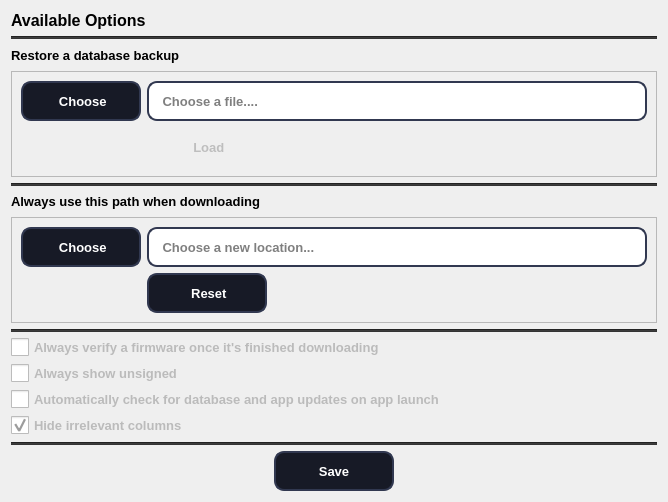
i0nsec/iFirmware-Toolkit, file UI/_config.ui: the form before one commit.
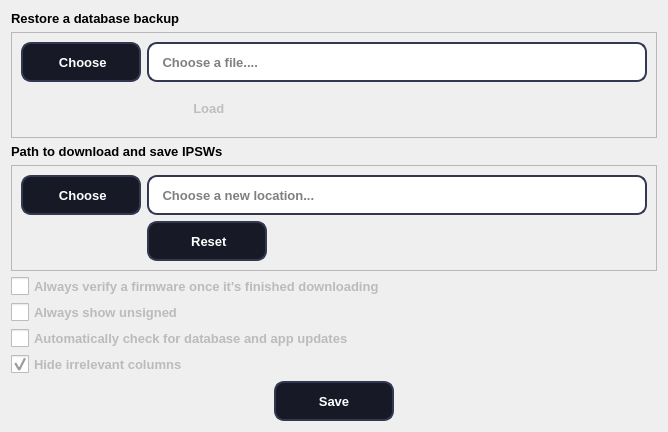
The form after the commit. Icons and pictures are not drawn.

Diff of the .ui file:
```diff
--- a/UI/_config.ui
+++ b/UI/_config.ui
@@ -7,7 +7,7 @@
     <x>0</x>
     <y>0</y>
     <width>664</width>
-    <height>502</height>
+    <height>432</height>
    </rect>
   </property>
   <property name="font">
@@ -29,87 +29,98 @@
 QToolTip { color: #fff; background-color: #000; border: none; }</string>
   </property>
   <layout class="QGridLayout" name="gridLayout_2">
-   <item row="1" column="0">
-    <widget class="Line" name="line_5">
-     <property name="minimumSize">
-      <size>
-       <width>0</width>
-       <height>2</height>
-      </size>
-     </property>
-     <property name="font">
-      <font>
-       <weight>75</weight>
-       <bold>true</bold>
-      </font>
-     </property>
-     <property name="styleSheet">
-      <string notr="true">background-color: rgb(52, 52, 52);</string>
-     </property>
-     <property name="orientation">
-      <enum>Qt::Horizontal</enum>
-     </property>
-    </widget>
-   </item>
    <item row="5" column="0">
-    <widget class="Line" name="line_2">
-     <property name="minimumSize">
-      <size>
-       <width>0</width>
-       <height>2</height>
-      </size>
-     </property>
+    <widget class="QCheckBox" name="always_hash">
      <property name="font">
       <font>
-       <weight>75</weight>
+       <pointsize>10</pointsize>
        <bold>true</bold>
       </font>
      </property>
      <property name="styleSheet">
-      <string notr="true">background-color: rgb(52, 52, 52);</string>
-     </property>
-     <property name="orientation">
-      <enum>Qt::Horizontal</enum>
-     </property>
-    </widget>
-   </item>
-   <item row="0" column="0">
-    <widget class="QLabel" name="label">
-     <property name="font">
-      <font>
-       <pointsize>12</pointsize>
-       <weight>75</weight>
-       <bold>true</bold>
-      </font>
+      <string notr="true">QToolTip { 
+	color: #fff; background-color: #000; border: none; 
+}
+
+
+QCheckBox
+{
+    spacing: 5px;
+    outline: none;
+    color: #bbb;
+    margin-bottom: 2px;
+}
+
+QCheckBox:disabled
+{
+    color: #777777;
+}
+
+QCheckBox::indicator
+{
+    width: 18px;
+    height: 18px;
+}
+
+QGroupBox::indicator
+{
+    margin-left: 2px;
+}
+
+QCheckBox::indicator:unchecked,
+QCheckBox::indicator:unchecked:hover
+{
+    image: url(:/dark_blue/img/checkbox_unchecked.png);
+}
+
+QCheckBox::indicator:unchecked:focus,
+QCheckBox::indicator:unchecked:pressed
+{
+  border: none;
+    image: url(:/dark_blue/img/checkbox_unchecked_focus.png);
+}
+
+QCheckBox::indicator:checked,
+QCheckBox::indicator:checked:hover
+{
+    image: url(:/dark_blue/img/checkbox_checked.png);
+}
+
+QCheckBox::indicator:checked:focus,
+QCheckBox::indicator:checked:pressed
+{
+  border: none;
+    image: url(:/dark_blue/img/checkbox_checked_focus.png);
+}
+
+QCheckBox::indicator:indeterminate,
+QCheckBox::indicator:indeterminate:hover,
+QCheckBox::indicator:indeterminate:pressed
+{
+    image: url(:/dark_blue/img/checkbox_indeterminate.png);
+}
+
+QCheckBox::indicator:indeterminate:focus
+{
+    image: url(:/dark_blue/img/checkbox_indeterminate_focus.png);
+}
+
+QCheckBox::indicator:checked:disabled
+{
+    image: url(:/dark_blue/img/checkbox_checked_disabled.png);
+}
+
+QCheckBox::indicator:unchecked:disabled
+{
+    image: url(:/dark_blue/img/checkbox_unchecked_disabled.png);
+}</string>
      </property>
      <property name="text">
-      <string>Available Options</string>
+      <string>Always verify a firmware once it's finished downloading</string>
      </property>
     </widget>
    </item>
-   <item row="8" column="0">
-    <widget class="Line" name="line_3">
-     <property name="minimumSize">
-      <size>
-       <width>0</width>
-       <height>2</height>
-      </size>
-     </property>
-     <property name="font">
-      <font>
-       <weight>75</weight>
-       <bold>true</bold>
-      </font>
-     </property>
-     <property name="styleSheet">
-      <string notr="true">background-color: rgb(52, 52, 52);</string>
-     </property>
-     <property name="orientation">
-      <enum>Qt::Horizontal</enum>
-     </property>
-    </widget>
-   </item>
-   <item row="14" column="0" alignment="Qt::AlignHCenter|Qt::AlignVCenter">
+   <item row="9" column="0" alignment="Qt::AlignHCenter|Qt::AlignVCenter">
     <widget class="QPushButton" name="save_config">
      <property name="enabled">
       <bool>true</bool>
@@ -129,7 +140,6 @@
      <property name="font">
       <font>
        <pointsize>10</pointsize>
-       <weight>75</weight>
        <bold>true</bold>
       </font>
      </property>
@@ -166,47 +176,205 @@
      </property>
     </widget>
    </item>
-   <item row="13" column="0">
-    <widget class="Line" name="line_4">
-     <property name="minimumSize">
-      <size>
-       <width>0</width>
-       <height>2</height>
-      </size>
-     </property>
-     <property name="font">
-      <font>
-       <weight>75</weight>
-       <bold>true</bold>
-      </font>
-     </property>
-     <property name="styleSheet">
-      <string notr="true">background-color: rgb(52, 52, 52);</string>
-     </property>
-     <property name="orientation">
-      <enum>Qt::Horizontal</enum>
-     </property>
-    </widget>
-   </item>
-   <item row="6" column="0">
+   <item row="3" column="0">
     <widget class="QLabel" name="header_2">
      <property name="font">
       <font>
        <pointsize>10</pointsize>
-       <weight>75</weight>
        <bold>true</bold>
       </font>
      </property>
      <property name="text">
-      <string>Always use this path when downloading</string>
+      <string>Path to download and save IPSWs</string>
      </property>
     </widget>
    </item>
    <item row="7" column="0">
+    <widget class="QCheckBox" name="auto_check_update">
+     <property name="font">
+      <font>
+       <pointsize>10</pointsize>
+       <bold>true</bold>
+      </font>
+     </property>
+     <property name="styleSheet">
+      <string notr="true">QToolTip { 
+	color: #fff; background-color: #000; border: none; 
+}
+
+
+QCheckBox
+{
+    spacing: 5px;
+    outline: none;
+    color: #bbb;
+    margin-bottom: 2px;
+}
+
+QCheckBox:disabled
+{
+    color: #777777;
+}
+
+QCheckBox::indicator
+{
+    width: 18px;
+    height: 18px;
+}
+
+QGroupBox::indicator
+{
+    margin-left: 2px;
+}
+
+QCheckBox::indicator:unchecked,
+QCheckBox::indicator:unchecked:hover
+{
+    image: url(:/dark_blue/img/checkbox_unchecked.png);
+}
+
+QCheckBox::indicator:unchecked:focus,
+QCheckBox::indicator:unchecked:pressed
+{
+  border: none;
+    image: url(:/dark_blue/img/checkbox_unchecked_focus.png);
+}
+
+QCheckBox::indicator:checked,
+QCheckBox::indicator:checked:hover
+{
+    image: url(:/dark_blue/img/checkbox_checked.png);
+}
+
+QCheckBox::indicator:checked:focus,
+QCheckBox::indicator:checked:pressed
+{
+  border: none;
+    image: url(:/dark_blue/img/checkbox_checked_focus.png);
+}
+
+QCheckBox::indicator:indeterminate,
+QCheckBox::indicator:indeterminate:hover,
+QCheckBox::indicator:indeterminate:pressed
+{
+    image: url(:/dark_blue/img/checkbox_indeterminate.png);
+}
+
+QCheckBox::indicator:indeterminate:focus
+{
+    image: url(:/dark_blue/img/checkbox_indeterminate_focus.png);
+}
+
+QCheckBox::indicator:checked:disabled
+{
+    image: url(:/dark_blue/img/checkbox_checked_disabled.png);
+}
+
+QCheckBox::indicator:unchecked:disabled
+{
+    image: url(:/dark_blue/img/checkbox_unchecked_disabled.png);
+}</string>
+     </property>
+     <property name="text">
+      <string>Automatically check for database and app updates</string>
+     </property>
+    </widget>
+   </item>
+   <item row="6" column="0">
+    <widget class="QCheckBox" name="always_unsigned">
+     <property name="font">
+      <font>
+       <pointsize>10</pointsize>
+       <bold>true</bold>
+      </font>
+     </property>
+     <property name="styleSheet">
+      <string notr="true">QToolTip { 
+	color: #fff; background-color: #000; border: none; 
+}
+
+
+QCheckBox
+{
+    spacing: 5px;
+    outline: none;
+    color: #bbb;
+    margin-bottom: 2px;
+}
+
+QCheckBox:disabled
+{
+    color: #777777;
+}
+
+QCheckBox::indicator
+{
+    width: 18px;
+    height: 18px;
+}
+
+QGroupBox::indicator
+{
+    margin-left: 2px;
+}
+
+QCheckBox::indicator:unchecked,
+QCheckBox::indicator:unchecked:hover
+{
+    image: url(:/dark_blue/img/checkbox_unchecked.png);
+}
+
+QCheckBox::indicator:unchecked:focus,
+QCheckBox::indicator:unchecked:pressed
+{
+  border: none;
+    image: url(:/dark_blue/img/checkbox_unchecked_focus.png);
+}
+
+QCheckBox::indicator:checked,
+QCheckBox::indicator:checked:hover
+{
+    image: url(:/dark_blue/img/checkbox_checked.png);
+}
+
+QCheckBox::indicator:checked:focus,
+QCheckBox::indicator:checked:pressed
+{
+  border: none;
+    image: url(:/dark_blue/img/checkbox_checked_focus.png);
+}
+
+QCheckBox::indicator:indeterminate,
+QCheckBox::indicator:indeterminate:hover,
+QCheckBox::indicator:indeterminate:pressed
+{
+    image: url(:/dark_blue/img/checkbox_indeterminate.png);
+}
+
+QCheckBox::indicator:indeterminate:focus
+{
+    image: url(:/dark_blue/img/checkbox_indeterminate_focus.png);
+}
+
+QCheckBox::indicator:checked:disabled
+{
+    image: url(:/dark_blue/img/checkbox_checked_disabled.png);
+}
+
+QCheckBox::indicator:unchecked:disabled
+{
+    image: url(:/dark_blue/img/checkbox_unchecked_disabled.png);
+}</string>
+     </property>
+     <property name="text">
+      <string>Always show unsigned</string>
+     </property>
+    </widget>
+   </item>
+   <item row="4" column="0">
     <widget class="QFrame" name="main_frame_2">
      <property name="font">
       <font>
-       <weight>75</weight>
        <bold>true</bold>
       </font>
      </property>
@@ -234,7 +402,6 @@
         <property name="font">
          <font>
           <pointsize>10</pointsize>
-          <weight>75</weight>
           <bold>true</bold>
          </font>
         </property>
@@ -285,7 +452,6 @@
         <property name="font">
          <font>
           <pointsize>10</pointsize>
-          <weight>75</weight>
           <bold>true</bold>
          </font>
         </property>
@@ -341,7 +507,6 @@
         <property name="font">
          <font>
           <pointsize>10</pointsize>
-          <weight>75</weight>
           <bold>true</bold>
          </font>
         </property>
@@ -387,209 +552,120 @@
      </layout>
     </widget>
    </item>
-   <item row="9" column="0">
-    <widget class="QCheckBox" name="always_hash">
-     <property name="font">
-      <font>
-       <pointsize>10</pointsize>
-       <weight>75</weight>
-       <bold>true</bold>
-      </font>
-     </property>
-     <property name="styleSheet">
-      <string notr="true">QToolTip { 
-	color: #fff; background-color: #000; border: none; 
-}
-
-
-QCheckBox
-{
-    spacing: 5px;
-    outline: none;
-    color: #bbb;
-    margin-bottom: 2px;
-}
-
-QCheckBox:disabled
-{
-    color: #777777;
-}
-
-QCheckBox::indicator
-{
-    width: 18px;
-    height: 18px;
-}
-
-QGroupBox::indicator
-{
-    margin-left: 2px;
-}
-
-QCheckBox::indicator:unchecked,
-QCheckBox::indicator:unchecked:hover
-{
-    image: url(:/dark_blue/img/checkbox_unchecked.png);
-}
-
-QCheckBox::indicator:unchecked:focus,
-QCheckBox::indicator:unchecked:pressed
-{
-  border: none;
-    image: url(:/dark_blue/img/checkbox_unchecked_focus.png);
-}
-
-QCheckBox::indicator:checked,
-QCheckBox::indicator:checked:hover
-{
-    image: url(:/dark_blue/img/checkbox_checked.png);
-}
-
-QCheckBox::indicator:checked:focus,
-QCheckBox::indicator:checked:pressed
-{
-  border: none;
-    image: url(:/dark_blue/img/checkbox_checked_focus.png);
-}
-
-QCheckBox::indicator:indeterminate,
-QCheckBox::indicator:indeterminate:hover,
-QCheckBox::indicator:indeterminate:pressed
-{
-    image: url(:/dark_blue/img/checkbox_indeterminate.png);
-}
-
-QCheckBox::indicator:indeterminate:focus
-{
-    image: url(:/dark_blue/img/checkbox_indeterminate_focus.png);
-}
-
-QCheckBox::indicator:checked:disabled
-{
-    image: url(:/dark_blue/img/checkbox_checked_disabled.png);
-}
-
-QCheckBox::indicator:unchecked:disabled
-{
-    image: url(:/dark_blue/img/checkbox_unchecked_disabled.png);
-}</string>
-     </property>
-     <property name="text">
-      <string>Always verify a firmware once it's finished downloading</string>
-     </property>
-    </widget>
-   </item>
-   <item row="11" column="0">
-    <widget class="QCheckBox" name="auto_check_update">
-     <property name="font">
-      <font>
-       <pointsize>10</pointsize>
-       <weight>75</weight>
-       <bold>true</bold>
-      </font>
-     </property>
-     <property name="styleSheet">
-      <string notr="true">QToolTip { 
-	color: #fff; background-color: #000; border: none; 
-}
-
-
-QCheckBox
-{
-    spacing: 5px;
-    outline: none;
-    color: #bbb;
-    margin-bottom: 2px;
-}
-
-QCheckBox:disabled
-{
-    color: #777777;
-}
-
-QCheckBox::indicator
-{
-    width: 18px;
-    height: 18px;
-}
-
-QGroupBox::indicator
-{
-    margin-left: 2px;
-}
-
-QCheckBox::indicator:unchecked,
-QCheckBox::indicator:unchecked:hover
-{
-    image: url(:/dark_blue/img/checkbox_unchecked.png);
-}
-
-QCheckBox::indicator:unchecked:focus,
-QCheckBox::indicator:unchecked:pressed
-{
-  border: none;
-    image: url(:/dark_blue/img/checkbox_unchecked_focus.png);
-}
-
-QCheckBox::indicator:checked,
-QCheckBox::indicator:checked:hover
-{
-    image: url(:/dark_blue/img/checkbox_checked.png);
-}
-
-QCheckBox::indicator:checked:focus,
-QCheckBox::indicator:checked:pressed
-{
-  border: none;
-    image: url(:/dark_blue/img/checkbox_checked_focus.png);
-}
-
-QCheckBox::indicator:indeterminate,
-QCheckBox::indicator:indeterminate:hover,
-QCheckBox::indicator:indeterminate:pressed
-{
-    image: url(:/dark_blue/img/checkbox_indeterminate.png);
-}
-
-QCheckBox::indicator:indeterminate:focus
-{
-    image: url(:/dark_blue/img/checkbox_indeterminate_focus.png);
-}
-
-QCheckBox::indicator:checked:disabled
-{
-    image: url(:/dark_blue/img/checkbox_checked_disabled.png);
-}
-
-QCheckBox::indicator:unchecked:disabled
-{
-    image: url(:/dark_blue/img/checkbox_unchecked_disabled.png);
-}</string>
-     </property>
-     <property name="text">
-      <string>Automatically check for database and app updates on app launch</string>
-     </property>
-    </widget>
-   </item>
-   <item row="2" column="0">
+   <item row="0" column="0">
     <widget class="QLabel" name="header">
      <property name="font">
       <font>
        <pointsize>10</pointsize>
-       <weight>75</weight>
        <bold>true</bold>
       </font>
      </property>
+     <property name="styleSheet">
+      <string notr="true"/>
+     </property>
      <property name="text">
       <string>Restore a database backup</string>
      </property>
     </widget>
    </item>
-   <item row="3" column="0">
+   <item row="8" column="0">
+    <widget class="QCheckBox" name="hide_column">
+     <property name="font">
+      <font>
+       <pointsize>10</pointsize>
+       <bold>true</bold>
+      </font>
+     </property>
+     <property name="styleSheet">
+      <string notr="true">QToolTip { 
+	color: #fff; background-color: #000; border: none; 
+}
+
+
+QCheckBox
+{
+    spacing: 5px;
+    outline: none;
+    color: #bbb;
+    margin-bottom: 2px;
+}
+
+QCheckBox:disabled
+{
+    color: #777777;
+}
+
+QCheckBox::indicator
+{
+    width: 18px;
+    height: 18px;
+}
+
+QGroupBox::indicator
+{
+    margin-left: 2px;
+}
+
+QCheckBox::indicator:unchecked,
+QCheckBox::indicator:unchecked:hover
+{
+    image: url(:/dark_blue/img/checkbox_unchecked.png);
+}
+
+QCheckBox::indicator:unchecked:focus,
+QCheckBox::indicator:unchecked:pressed
+{
+  border: none;
+    image: url(:/dark_blue/img/checkbox_unchecked_focus.png);
+}
+
+QCheckBox::indicator:checked,
+QCheckBox::indicator:checked:hover
+{
+    image: url(:/dark_blue/img/checkbox_checked.png);
+}
+
+QCheckBox::indicator:checked:focus,
+QCheckBox::indicator:checked:pressed
+{
+  border: none;
+    image: url(:/dark_blue/img/checkbox_checked_focus.png);
+}
+
+QCheckBox::indicator:indeterminate,
+QCheckBox::indicator:indeterminate:hover,
+QCheckBox::indicator:indeterminate:pressed
+{
+    image: url(:/dark_blue/img/checkbox_indeterminate.png);
+}
+
+QCheckBox::indicator:indeterminate:focus
+{
+    image: url(:/dark_blue/img/checkbox_indeterminate_focus.png);
+}
+
+QCheckBox::indicator:checked:disabled
+{
+    image: url(:/dark_blue/img/checkbox_checked_disabled.png);
+}
+
+QCheckBox::indicator:unchecked:disabled
+{
+    image: url(:/dark_blue/img/checkbox_unchecked_disabled.png);
+}</string>
+     </property>
+     <property name="text">
+      <string>Hide irrelevant columns</string>
+     </property>
+     <property name="checked">
+      <bool>true</bool>
+     </property>
+    </widget>
+   </item>
+   <item row="1" column="0">
     <widget class="QFrame" name="main_frame">
      <property name="font">
       <font>
-       <weight>75</weight>
        <bold>true</bold>
       </font>
      </property>
@@ -617,7 +693,6 @@
         <property name="font">
          <font>
           <pointsize>10</pointsize>
-          <weight>75</weight>
           <bold>true</bold>
          </font>
         </property>
@@ -668,7 +743,6 @@
         <property name="font">
          <font>
           <pointsize>10</pointsize>
-          <weight>75</weight>
           <bold>true</bold>
          </font>
         </property>
@@ -727,7 +801,6 @@
         <property name="font">
          <font>
           <pointsize>10</pointsize>
-          <weight>75</weight>
           <bold>true</bold>
          </font>
         </property>
@@ -785,193 +858,6 @@
      </layout>
     </widget>
    </item>
-   <item row="10" column="0">
-    <widget class="QCheckBox" name="always_unsigned">
-     <property name="font">
-      <font>
-       <pointsize>10</pointsize>
-       <weight>75</weight>
-       <bold>true</bold>
-      </font>
-     </property>
-     <property name="styleSheet">
-      <string notr="true">QToolTip { 
-	color: #fff; background-color: #000; border: none; 
-}
-
-
-QCheckBox
-{
-    spacing: 5px;
-    outline: none;
-    color: #bbb;
-    margin-bottom: 2px;
-}
-
-QCheckBox:disabled
-{
-    color: #777777;
-}
-
-QCheckBox::indicator
-{
-    width: 18px;
-    height: 18px;
-}
-
-QGroupBox::indicator
-{
-    margin-left: 2px;
-}
-
-QCheckBox::indicator:unchecked,
-QCheckBox::indicator:unchecked:hover
-{
-    image: url(:/dark_blue/img/checkbox_unchecked.png);
-}
-
-QCheckBox::indicator:unchecked:focus,
-QCheckBox::indicator:unchecked:pressed
-{
-  border: none;
-    image: url(:/dark_blue/img/checkbox_unchecked_focus.png);
-}
-
-QCheckBox::indicator:checked,
-QCheckBox::indicator:checked:hover
-{
-    image: url(:/dark_blue/img/checkbox_checked.png);
-}
-
-QCheckBox::indicator:checked:focus,
-QCheckBox::indicator:checked:pressed
-{
-  border: none;
-    image: url(:/dark_blue/img/checkbox_checked_focus.png);
-}
-
-QCheckBox::indicator:indeterminate,
-QCheckBox::indicator:indeterminate:hover,
-QCheckBox::indicator:indeterminate:pressed
-{
-    image: url(:/dark_blue/img/checkbox_indeterminate.png);
-}
-
-QCheckBox::indicator:indeterminate:focus
-{
-    image: url(:/dark_blue/img/checkbox_indeterminate_focus.png);
-}
-
-QCheckBox::indicator:checked:disabled
-{
-    image: url(:/dark_blue/img/checkbox_checked_disabled.png);
-}
-
-QCheckBox::indicator:unchecked:disabled
-{
-    image: url(:/dark_blue/img/checkbox_unchecked_disabled.png);
-}</string>
-     </property>
-     <property name="text">
-      <string>Always show unsigned</string>
-     </property>
-    </widget>
-   </item>
-   <item row="12" column="0">
-    <widget class="QCheckBox" name="hide_column">
-     <property name="font">
-      <font>
-       <pointsize>10</pointsize>
-       <weight>75</weight>
-       <bold>true</bold>
-      </font>
-     </property>
-     <property name="styleSheet">
-      <string notr="true">QToolTip { 
-	color: #fff; background-color: #000; border: none; 
-}
-
-
-QCheckBox
-{
-    spacing: 5px;
-    outline: none;
-    color: #bbb;
-    margin-bottom: 2px;
-}
-
-QCheckBox:disabled
-{
-    color: #777777;
-}
-
-QCheckBox::indicator
-{
-    width: 18px;
-    height: 18px;
-}
-
-QGroupBox::indicator
-{
-    margin-left: 2px;
-}
-
-QCheckBox::indicator:unchecked,
-QCheckBox::indicator:unchecked:hover
-{
-    image: url(:/dark_blue/img/checkbox_unchecked.png);
-}
-
-QCheckBox::indicator:unchecked:focus,
-QCheckBox::indicator:unchecked:pressed
-{
-  border: none;
-    image: url(:/dark_blue/img/checkbox_unchecked_focus.png);
-}
-
-QCheckBox::indicator:checked,
-QCheckBox::indicator:checked:hover
-{
-    image: url(:/dark_blue/img/checkbox_checked.png);
-}
-
-QCheckBox::indicator:checked:focus,
-QCheckBox::indicator:checked:pressed
-{
-  border: none;
-    image: url(:/dark_blue/img/checkbox_checked_focus.png);
-}
-
-QCheckBox::indicator:indeterminate,
-QCheckBox::indicator:indeterminate:hover,
-QCheckBox::indicator:indeterminate:pressed
-{
-    image: url(:/dark_blue/img/checkbox_indeterminate.png);
-}
-
-QCheckBox::indicator:indeterminate:focus
-{
-    image: url(:/dark_blue/img/checkbox_indeterminate_focus.png);
-}
-
-QCheckBox::indicator:checked:disabled
-{
-    image: url(:/dark_blue/img/checkbox_checked_disabled.png);
-}
-
-QCheckBox::indicator:unchecked:disabled
-{
-    image: url(:/dark_blue/img/checkbox_unchecked_disabled.png);
-}</string>
-     </property>
-     <property name="text">
-      <string>Hide irrelevant columns</string>
-     </property>
-     <property name="checked">
-      <bool>true</bool>
-     </property>
-    </widget>
-   </item>
   </layout>
  </widget>
  <resources>
```
Left out of the diff: 6 changed lines with no effect on the pictures.
